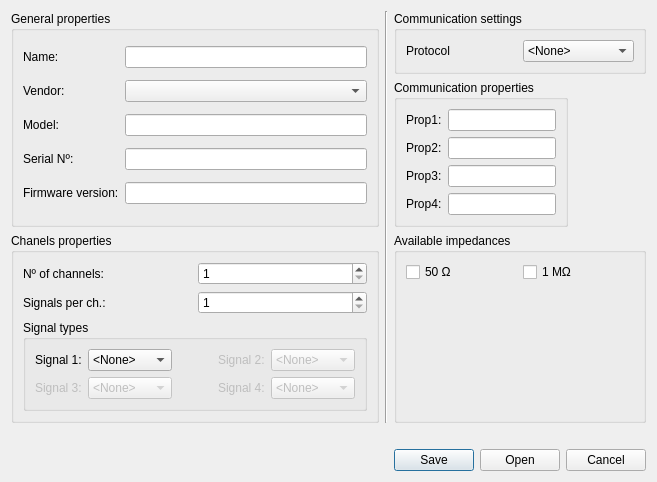
This is frequency-meter/view/resources/device_interface.ui in robertofem/Freq-meter-APP as Qt 5 draws it before an edit. The edited form follows.
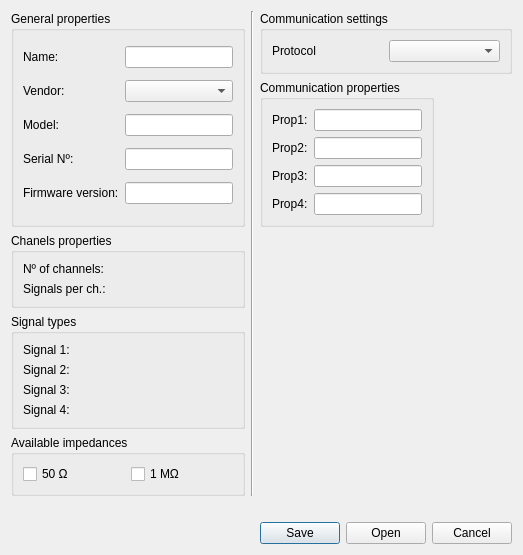
This is the edited form.

Commit message:
Change device manager
Since device features depend on the device vendor, the device manager
has been altered to inform about them of asking the user to fill them.

The edit to the form file:
```diff
--- a/frequency-meter/view/resources/device_interface.ui
+++ b/frequency-meter/view/resources/device_interface.ui
@@ -7,11 +7,11 @@
     <x>0</x>
     <y>0</y>
     <width>714</width>
-    <height>527</height>
+    <height>538</height>
    </rect>
   </property>
   <property name="sizePolicy">
-   <sizepolicy hsizetype="Fixed" vsizetype="Fixed">
+   <sizepolicy hsizetype="Fixed" vsizetype="Minimum">
     <horstretch>0</horstretch>
     <verstretch>0</verstretch>
    </sizepolicy>
@@ -23,7 +23,7 @@
    <property name="sizeConstraint">
     <enum>QLayout::SetFixedSize</enum>
    </property>
-   <item row="5" column="0" colspan="3">
+   <item row="8" column="0" colspan="3">
     <widget class="QLabel" name="ErrorLabel">
      <property name="sizePolicy">
       <sizepolicy hsizetype="Minimum" vsizetype="Maximum">
@@ -90,284 +90,7 @@
        <widget class="QLineEdit" name="DevFirmVersionText"/>
       </item>
       <item row="1" column="1">
-       <widget class="QComboBox" name="VendorSelector">
-        <item>
-         <property name="text">
-          <string/>
-         </property>
-        </item>
-        <item>
-         <property name="text">
-          <string>UVigo</string>
-         </property>
-        </item>
-        <item>
-         <property name="text">
-          <string>Agilent</string>
-         </property>
-        </item>
-        <item>
-         <property name="text">
-          <string>Test</string>
-         </property>
-        </item>
-       </widget>
-      </item>
-     </layout>
-    </widget>
-   </item>
-   <item row="4" column="0">
-    <widget class="QGroupBox" name="groupBox">
-     <property name="title">
-      <string>Chanels properties</string>
-     </property>
-     <layout class="QGridLayout" name="gridLayout_5">
-      <item row="0" column="1">
-       <widget class="QSpinBox" name="NChannelsBox">
-        <property name="minimum">
-         <number>1</number>
-        </property>
-        <property name="maximum">
-         <number>4</number>
-        </property>
-       </widget>
-      </item>
-      <item row="1" column="0">
-       <widget class="QLabel" name="label_6">
-        <property name="text">
-         <string>Signals per ch.: </string>
-        </property>
-       </widget>
-      </item>
-      <item row="0" column="0">
-       <widget class="QLabel" name="label_5">
-        <property name="text">
-         <string>Nº of channels:</string>
-        </property>
-       </widget>
-      </item>
-      <item row="1" column="1">
-       <widget class="QSpinBox" name="NSignalsBox">
-        <property name="minimum">
-         <number>1</number>
-        </property>
-        <property name="maximum">
-         <number>4</number>
-        </property>
-       </widget>
-      </item>
-      <item row="2" column="0" colspan="2">
-       <widget class="QGroupBox" name="groupBox_2">
-        <property name="title">
-         <string>Signal types</string>
-        </property>
-        <layout class="QGridLayout" name="gridLayout_6">
-         <item row="0" column="3">
-          <widget class="QLabel" name="S2label">
-           <property name="enabled">
-            <bool>false</bool>
-           </property>
-           <property name="text">
-            <string>Signal 2:</string>
-           </property>
-          </widget>
-         </item>
-         <item row="1" column="0">
-          <widget class="QLabel" name="S3label">
-           <property name="enabled">
-            <bool>false</bool>
-           </property>
-           <property name="text">
-            <string>Signal 3:</string>
-           </property>
-          </widget>
-         </item>
-         <item row="1" column="3">
-          <widget class="QLabel" name="S4label">
-           <property name="enabled">
-            <bool>false</bool>
-           </property>
-           <property name="text">
-            <string>Signal 4:</string>
-           </property>
-          </widget>
-         </item>
-         <item row="1" column="1">
-          <widget class="QComboBox" name="S3comboBox">
-           <property name="enabled">
-            <bool>false</bool>
-           </property>
-           <item>
-            <property name="text">
-             <string>&lt;None&gt;</string>
-            </property>
-           </item>
-           <item>
-            <property name="text">
-             <string>Fine</string>
-            </property>
-           </item>
-           <item>
-            <property name="text">
-             <string>Fine-CDT</string>
-            </property>
-           </item>
-           <item>
-            <property name="text">
-             <string>Coarse</string>
-            </property>
-           </item>
-          </widget>
-         </item>
-         <item row="0" column="4">
-          <widget class="QComboBox" name="S2comboBox">
-           <property name="enabled">
-            <bool>false</bool>
-           </property>
-           <item>
-            <property name="text">
-             <string>&lt;None&gt;</string>
-            </property>
-           </item>
-           <item>
-            <property name="text">
-             <string>Fine</string>
-            </property>
-           </item>
-           <item>
-            <property name="text">
-             <string>Fine-CDT</string>
-            </property>
-           </item>
-           <item>
-            <property name="text">
-             <string>Coarse</string>
-            </property>
-           </item>
-          </widget>
-         </item>
-         <item row="0" column="1">
-          <widget class="QComboBox" name="S1comboBox">
-           <item>
-            <property name="text">
-             <string>&lt;None&gt;</string>
-            </property>
-           </item>
-           <item>
-            <property name="text">
-             <string>Fine</string>
-            </property>
-           </item>
-           <item>
-            <property name="text">
-             <string>Fine-CDT</string>
-            </property>
-           </item>
-           <item>
-            <property name="text">
-             <string>Coarse</string>
-            </property>
-           </item>
-          </widget>
-         </item>
-         <item row="0" column="0">
-          <widget class="QLabel" name="S1label">
-           <property name="text">
-            <string>Signal 1:</string>
-           </property>
-          </widget>
-         </item>
-         <item row="1" column="4">
-          <widget class="QComboBox" name="S4comboBox">
-           <property name="enabled">
-            <bool>false</bool>
-           </property>
-           <item>
-            <property name="text">
-             <string>&lt;None&gt;</string>
-            </property>
-           </item>
-           <item>
-            <property name="text">
-             <string>Fine</string>
-            </property>
-           </item>
-           <item>
-            <property name="text">
-             <string>Fine-CDT</string>
-            </property>
-           </item>
-           <item>
-            <property name="text">
-             <string>Coarse</string>
-            </property>
-           </item>
-          </widget>
-         </item>
-         <item row="0" column="2">
-          <spacer name="horizontalSpacer">
-           <property name="orientation">
-            <enum>Qt::Horizontal</enum>
-           </property>
-           <property name="sizeHint" stdset="0">
-            <size>
-             <width>40</width>
-             <height>20</height>
-            </size>
-           </property>
-          </spacer>
-         </item>
-        </layout>
-       </widget>
-      </item>
-     </layout>
-    </widget>
-   </item>
-   <item row="1" column="1" rowspan="4">
-    <widget class="Line" name="line">
-     <property name="orientation">
-      <enum>Qt::Vertical</enum>
-     </property>
-    </widget>
-   </item>
-   <item row="4" column="2">
-    <widget class="QGroupBox" name="groupBox_3">
-     <property name="title">
-      <string>Available impedances</string>
-     </property>
-     <layout class="QGridLayout" name="gridLayout_7">
-      <item row="0" column="1">
-       <widget class="QCheckBox" name="MegaOhmcheckBox">
-        <property name="text">
-         <string>1 MΩ</string>
-        </property>
-        <property name="autoExclusive">
-         <bool>true</bool>
-        </property>
-       </widget>
-      </item>
-      <item row="0" column="0">
-       <widget class="QCheckBox" name="Ohm50checkBox">
-        <property name="text">
-         <string>50 Ω</string>
-        </property>
-        <property name="autoExclusive">
-         <bool>true</bool>
-        </property>
-       </widget>
-      </item>
-      <item row="1" column="0">
-       <spacer name="verticalSpacer">
-        <property name="orientation">
-         <enum>Qt::Vertical</enum>
-        </property>
-        <property name="sizeHint" stdset="0">
-         <size>
-          <width>20</width>
-          <height>40</height>
-         </size>
-        </property>
-       </spacer>
+       <widget class="QComboBox" name="VendorSelector"/>
       </item>
      </layout>
     </widget>
@@ -386,38 +109,7 @@
        </widget>
       </item>
       <item row="0" column="1">
-       <widget class="QComboBox" name="CommProtocolBox">
-        <item>
-         <property name="text">
-          <string>&lt;None&gt;</string>
-         </property>
-        </item>
-        <item>
-         <property name="text">
-          <string>TCP/IP</string>
-         </property>
-        </item>
-        <item>
-         <property name="text">
-          <string>Serial</string>
-         </property>
-        </item>
-        <item>
-         <property name="text">
-          <string>USB</string>
-         </property>
-        </item>
-        <item>
-         <property name="text">
-          <string>VISA</string>
-         </property>
-        </item>
-        <item>
-         <property name="text">
-          <string>Test</string>
-         </property>
-        </item>
-       </widget>
+       <widget class="QComboBox" name="CommProtocolBox"/>
       </item>
      </layout>
     </widget>
@@ -445,10 +137,24 @@
        </widget>
       </item>
       <item row="1" column="1">
-       <widget class="QLineEdit" name="CommText_1"/>
+       <widget class="QLineEdit" name="CommText_1">
+        <property name="sizePolicy">
+         <sizepolicy hsizetype="Preferred" vsizetype="Fixed">
+          <horstretch>0</horstretch>
+          <verstretch>0</verstretch>
+         </sizepolicy>
+        </property>
+       </widget>
       </item>
       <item row="2" column="1">
-       <widget class="QLineEdit" name="CommText_2"/>
+       <widget class="QLineEdit" name="CommText_2">
+        <property name="sizePolicy">
+         <sizepolicy hsizetype="Preferred" vsizetype="Fixed">
+          <horstretch>0</horstretch>
+          <verstretch>0</verstretch>
+         </sizepolicy>
+        </property>
+       </widget>
       </item>
       <item row="2" column="0">
        <widget class="QLabel" name="CommLabel_2">
@@ -465,7 +171,14 @@
        </widget>
       </item>
       <item row="3" column="1">
-       <widget class="QLineEdit" name="CommText_3"/>
+       <widget class="QLineEdit" name="CommText_3">
+        <property name="sizePolicy">
+         <sizepolicy hsizetype="Preferred" vsizetype="Fixed">
+          <horstretch>0</horstretch>
+          <verstretch>0</verstretch>
+         </sizepolicy>
+        </property>
+       </widget>
       </item>
       <item row="4" column="0">
        <widget class="QLabel" name="CommLabel_4">
@@ -475,18 +188,190 @@
        </widget>
       </item>
       <item row="4" column="1">
-       <widget class="QLineEdit" name="CommText_4"/>
+       <widget class="QLineEdit" name="CommText_4">
+        <property name="sizePolicy">
+         <sizepolicy hsizetype="Preferred" vsizetype="Fixed">
+          <horstretch>0</horstretch>
+          <verstretch>0</verstretch>
+         </sizepolicy>
+        </property>
+       </widget>
       </item>
      </layout>
     </widget>
    </item>
-   <item row="6" column="2">
+   <item row="9" column="2">
     <widget class="QDialogButtonBox" name="buttonBox">
      <property name="standardButtons">
       <set>QDialogButtonBox::Cancel|QDialogButtonBox::Open|QDialogButtonBox::Save</set>
      </property>
     </widget>
    </item>
+   <item row="4" column="0">
+    <widget class="QGroupBox" name="groupBox">
+     <property name="sizePolicy">
+      <sizepolicy hsizetype="Preferred" vsizetype="Preferred">
+       <horstretch>0</horstretch>
+       <verstretch>0</verstretch>
+      </sizepolicy>
+     </property>
+     <property name="title">
+      <string>Chanels properties</string>
+     </property>
+     <layout class="QGridLayout" name="gridLayout_5">
+      <item row="1" column="0">
+       <widget class="QLabel" name="label_6">
+        <property name="text">
+         <string>Signals per ch.: </string>
+        </property>
+       </widget>
+      </item>
+      <item row="0" column="0">
+       <widget class="QLabel" name="label_5">
+        <property name="text">
+         <string>Nº of channels:</string>
+        </property>
+       </widget>
+      </item>
+      <item row="0" column="1">
+       <widget class="QLabel" name="channel_number">
+        <property name="text">
+         <string/>
+        </property>
+       </widget>
+      </item>
+      <item row="1" column="1">
+       <widget class="QLabel" name="signal_number">
+        <property name="text">
+         <string/>
+        </property>
+       </widget>
+      </item>
+     </layout>
+    </widget>
+   </item>
+   <item row="7" column="0">
+    <widget class="QGroupBox" name="groupBox_3">
+     <property name="title">
+      <string>Available impedances</string>
+     </property>
+     <layout class="QGridLayout" name="gridLayout_7">
+      <item row="0" column="0">
+       <widget class="QCheckBox" name="Ohm50checkBox">
+        <property name="text">
+         <string>50 Ω</string>
+        </property>
+        <property name="checkable">
+         <bool>false</bool>
+        </property>
+        <property name="autoExclusive">
+         <bool>false</bool>
+        </property>
+       </widget>
+      </item>
+      <item row="0" column="1">
+       <widget class="QCheckBox" name="MegaOhmcheckBox">
+        <property name="text">
+         <string>1 MΩ</string>
+        </property>
+        <property name="checkable">
+         <bool>false</bool>
+        </property>
+        <property name="autoExclusive">
+         <bool>false</bool>
+        </property>
+       </widget>
+      </item>
+     </layout>
+    </widget>
+   </item>
+   <item row="1" column="1" rowspan="7">
+    <widget class="Line" name="line">
+     <property name="sizePolicy">
+      <sizepolicy hsizetype="Fixed" vsizetype="Expanding">
+       <horstretch>0</horstretch>
+       <verstretch>0</verstretch>
+      </sizepolicy>
+     </property>
+     <property name="orientation">
+      <enum>Qt::Vertical</enum>
+     </property>
+    </widget>
+   </item>
+   <item row="5" column="0" rowspan="2">
+    <widget class="QGroupBox" name="groupBox_2">
+     <property name="title">
+      <string>Signal types</string>
+     </property>
+     <layout class="QGridLayout" name="gridLayout_6">
+      <item row="2" column="0">
+       <widget class="QLabel" name="S3label">
+        <property name="enabled">
+         <bool>true</bool>
+        </property>
+        <property name="text">
+         <string>Signal 3:</string>
+        </property>
+       </widget>
+      </item>
+      <item row="0" column="0">
+       <widget class="QLabel" name="S1label">
+        <property name="text">
+         <string>Signal 1:</string>
+        </property>
+       </widget>
+      </item>
+      <item row="0" column="1">
+       <widget class="QLabel" name="signal1_type">
+        <property name="text">
+         <string/>
+        </property>
+       </widget>
+      </item>
+      <item row="2" column="1">
+       <widget class="QLabel" name="signal3_type">
+        <property name="text">
+         <string/>
+        </property>
+       </widget>
+      </item>
+      <item row="1" column="1">
+       <widget class="QLabel" name="signal2_type">
+        <property name="text">
+         <string/>
+        </property>
+       </widget>
+      </item>
+      <item row="1" column="0">
+       <widget class="QLabel" name="S2label">
+        <property name="enabled">
+         <bool>true</bool>
+        </property>
+        <property name="text">
+         <string>Signal 2:</string>
+        </property>
+       </widget>
+      </item>
+      <item row="4" column="0">
+       <widget class="QLabel" name="S4label">
+        <property name="enabled">
+         <bool>true</bool>
+        </property>
+        <property name="text">
+         <string>Signal 4:</string>
+        </property>
+       </widget>
+      </item>
+      <item row="4" column="1">
+       <widget class="QLabel" name="signal4_type">
+        <property name="text">
+         <string/>
+        </property>
+       </widget>
+      </item>
+     </layout>
+    </widget>
+   </item>
   </layout>
  </widget>
  <resources/>
```
The commit also changes 3 other files.
